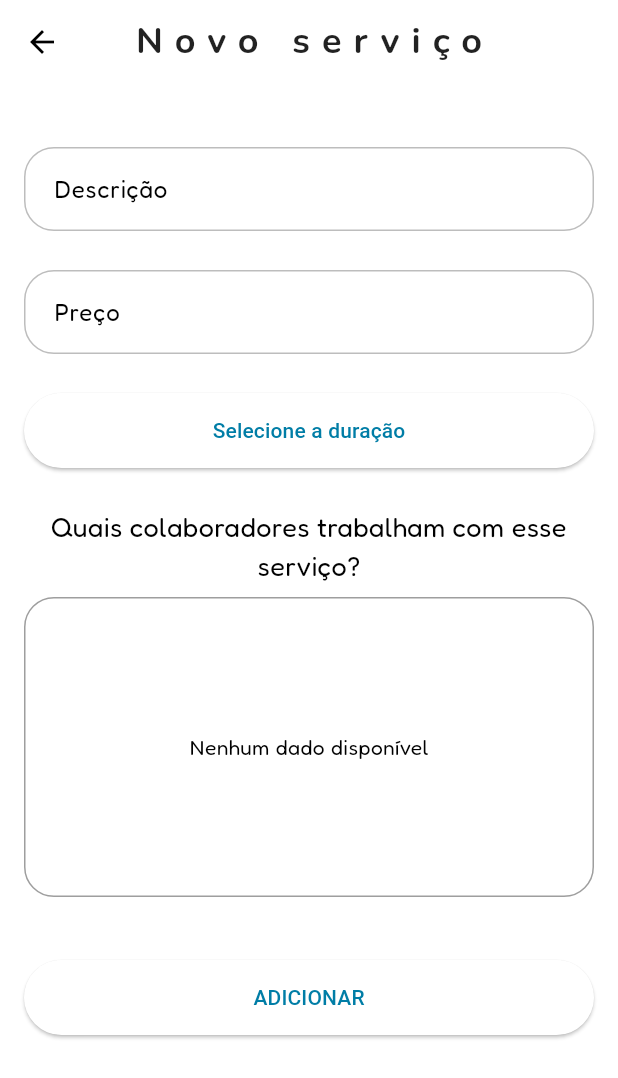
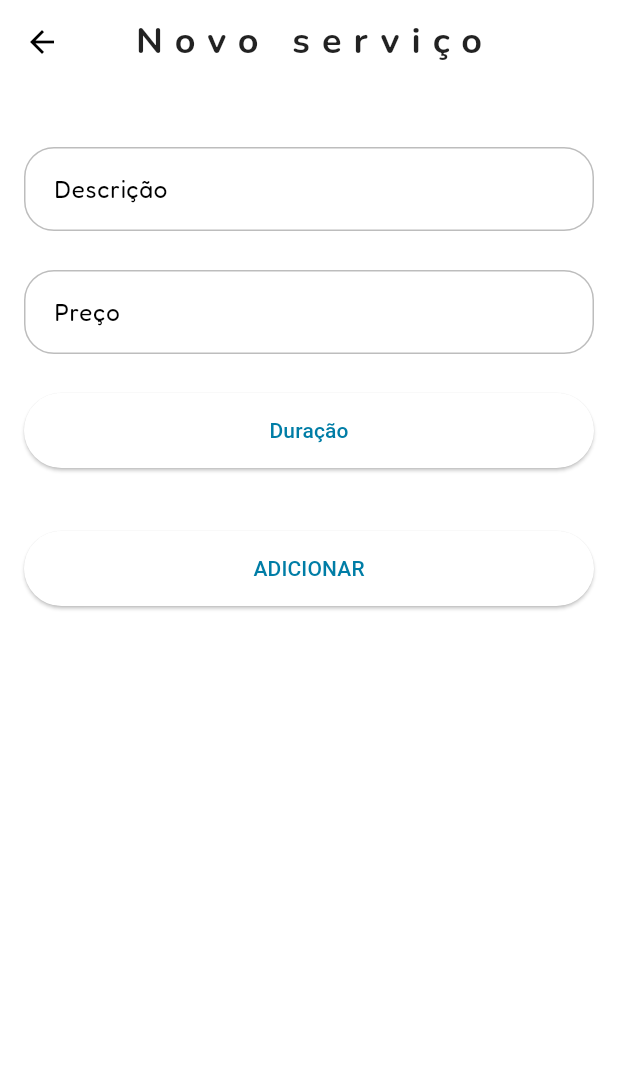
Before and after one commit to devgomes10/fullserva, a Flutter app: the screen it shows after launch, item 2 of the bottom bar chosen, after a tap on the "add" icon, on a phone screen of 412 x 824 dp. Shown: the top 1078 px of the screen. Run offline on Flutter 3.47's test engine with Material 3 defaults, Android fonts, the phone set to English and light mode, and no system bars; our stand-ins replace cloud_firestore, firebase_auth, firebase_core, google_fonts, mask_text_input_formatter, shared_preferences and 1 more; missing offline and left inert: time_range_picker; accounts and stored records are empty; generated files the repository leaves out were written again.

Commit message:
atribuição dos serviços apenas para os colaboradores e fechando streams

```diff
--- a/lib/data/repositories/coworker_repository.dart
+++ b/lib/data/repositories/coworker_repository.dart
@@ -23,6 +23,8 @@
       (snapshot) {
         return snapshot.docs.map(
           (doc) {
+            List<String> offeringIds =
+                List<String>.from(doc["offeringIds"] ?? []);
             return Coworker(
               id: doc["id"],
               name: doc["name"],
@@ -30,6 +32,7 @@
               password: doc["password"],
               phone: doc["phone"],
               role: doc["role"],
+              offeringIds: offeringIds,
             );
           },
         ).toList();
--- a/lib/data/repositories/offering_repository.dart
+++ b/lib/data/repositories/offering_repository.dart
@@ -26,14 +26,11 @@
       (snapshot) {
         return snapshot.docs.map(
           (doc) {
-            List<String> coworkerIds =
-                List<String>.from(doc["coworkerIds"] ?? []);
             return Offering(
-              id: doc.id,
+              id: doc["id"],
               name: doc["name"],
               duration: doc["duration"],
               price: doc["price"],
-              coworkerIds: coworkerIds,
             );
           },
         ).toList();
--- a/lib/domain/entities/offering.dart
+++ b/lib/domain/entities/offering.dart
@@ -3,32 +3,26 @@
   String name;
   int duration;
   double price;
-  List<String> coworkerIds;
 
   Offering({
     required this.id,
     required this.name,
     required this.duration,
     required this.price,
-    required this.coworkerIds,
   });
 
-  // Converting a map to an instance
   Offering.fromMap(Map<String, dynamic> map)
       : id = map["id"],
         name = map["name"],
         duration = map["duration"],
-        price = map["price"],
-        coworkerIds = map["coworkerIds"];
+        price = map["price"];
 
-  // Convert an instance to a map
   Map<String, dynamic> toMap() {
     return {
       "id": id,
       "name": name,
       "duration": duration,
       "price": price,
-      "coworkerIds": coworkerIds,
     };
   }
 }
--- a/lib/utils/consts/unique_id.dart
+++ /dev/null
@@ -1,3 +0,0 @@
-import 'package:uuid/uuid.dart';
-
-String uniqueId = const Uuid().v4();
--- a/lib/views/appointments/appointment_view.dart
+++ b/lib/views/appointments/appointment_view.dart
@@ -1,8 +1,8 @@
+import 'dart:async';
 import 'package:cloud_firestore/cloud_firestore.dart';
 import 'package:flutter/material.dart';
 import 'package:fullserva/controllers/appointment_controller.dart';
 import 'package:fullserva/domain/entities/coworker.dart';
-import 'package:fullserva/utils/themes/theme_colors.dart';
 import 'package:fullserva/views/appointments/appointment_form_view.dart';
 import 'package:fullserva/views/components/modal_coworkers.dart';
 import 'package:intl/intl.dart';
@@ -24,20 +24,28 @@
   CalendarFormat calendarFormat = CalendarFormat.month;
   String locale = 'pt-BR';
   Coworker? _coworker;
+  late StreamSubscription<List<Appointment>> _subscription;
 
   String capitalizeFirstLetter(String text) {
-    if (text == null || text.isEmpty) {
-      return text; // Retorna o texto original se for nulo ou vazio
+    if (text.isEmpty) {
+      return text;
     }
     return text[0].toUpperCase() + text.substring(1).toLowerCase();
   }
 
   @override
   void initState() {
-    super.initState();
+    _subscription = _appointmentController.getAppointments().listen((_) {});
     firstDay = DateTime.now().add(const Duration(days: -365));
     lastDay = DateTime.now().add(const Duration(days: 365));
     today = DateTime.now();
+    super.initState();
+  }
+
+  @override
+  void dispose() {
+    _subscription.cancel();
+    super.dispose();
   }
 
   @override
@@ -86,7 +94,8 @@
                 },
               ),
               daysOfWeekStyle: DaysOfWeekStyle(
-                dowTextFormatter: (day, locale) => DateFormat.E(locale).format(day)[0].toUpperCase(),
+                dowTextFormatter: (day, locale) =>
+                    DateFormat.E(locale).format(day)[0].toUpperCase(),
               ),
               calendarStyle: const CalendarStyle(
                 rangeHighlightColor: Colors.yellow,
@@ -167,9 +176,7 @@
                           if (snapshot.hasError) {
                             return const Text('Erro ao carregar o serviço');
                           }
-
                           final serviceName = snapshot.data?['name'];
-
                           return ListTile(
                             onTap: () {
                               showDialog(
@@ -184,7 +191,7 @@
                                       onPressed: () {
                                         Navigator.pop(context);
                                       },
-                                      child: Text("Legal"),
+                                      child: const Text("Legal"),
                                     ),
                                     TextButton(
                                       onPressed: () {
@@ -192,7 +199,7 @@
                                             .removeAppointment(appointment.id);
                                         Navigator.pop(context);
                                       },
-                                      child: Text("Desmarcar"),
+                                      child: const Text("Desmarcar"),
                                     )
                                   ],
                                 ),
--- a/lib/views/offerings/offering_form_view.dart
+++ b/lib/views/offerings/offering_form_view.dart
@@ -1,9 +1,7 @@
 import 'package:flutter/material.dart';
-import 'package:fullserva/controllers/coworker_controller.dart';
 import 'package:fullserva/controllers/offering_controller.dart';
-import 'package:fullserva/domain/entities/coworker.dart';
 import 'package:fullserva/domain/entities/offering.dart';
-import 'package:fullserva/utils/consts/unique_id.dart';
+import 'package:uuid/uuid.dart';
 
 class OfferingFormView extends StatefulWidget {
   final Offering? model;
@@ -16,20 +14,21 @@
 
 class _OfferingFormViewState extends State<OfferingFormView> {
   final _formKey = GlobalKey<FormState>();
-  int? _currentSliderValue;
+  int? _duration;
+  final String _uniqueId = const Uuid().v4();
 
-  final CoworkerController _coworkerController = CoworkerController();
   final OfferingController _offeringController = OfferingController();
 
   final _nameController = TextEditingController();
   final _priceController = TextEditingController();
-  List<String> _coworkersIds = [];
 
-  // list of ints with 288 total elements that are multiples of 5, starting from 5 and going up to 1440
+  // list of ints with 288 total elements that are multiples of 5,
+  // starting from 5 and going up to 1440
   final List<int> _durationOptions =
       List.generate(24 * 12, (index) => (index + 1) * 5);
 
-  // takes an int value and return a formatted string representing that value in hours and minutes.
+  // takes an int value and return a formatted string
+  // representing that value in hours and minutes.
   String formatDuration(int minutes) {
     int hours = minutes ~/ 60;
     int remainingMinutes = minutes % 60;
@@ -45,14 +44,13 @@
 
   @override
   void initState() {
-    super.initState();
     // showing object parameters when editing
     if (widget.model != null) {
       _nameController.text = widget.model!.name;
       _priceController.text = widget.model!.price.toString();
-      _currentSliderValue = widget.model!.duration;
-      _coworkersIds = widget.model!.coworkerIds;
+      _duration = widget.model!.duration;
     }
+    super.initState();
   }
 
   @override
@@ -122,86 +120,15 @@
                       fixedSize: Size(MediaQuery.of(context).size.width, 50),
                     ),
                     child: Text(
-                      _currentSliderValue != null
-                          ? formatDuration(_currentSliderValue!)
-                          : "Selecione a duração",
-                    ),
-                  ),
-                  const SizedBox(height: 26),
-                  const Text(
-                    "Quais colaboradores trabalham com esse serviço?",
-                    style: TextStyle(
-                      fontSize: 18,
-                    ),
-                    textAlign: TextAlign.center,
-                  ),
-                  const SizedBox(height: 8),
-                  Container(
-                    width: MediaQuery.of(context).size.width,
-                    height: 200,
-                    decoration: BoxDecoration(
-                      borderRadius: BorderRadius.circular(20),
-                      border: Border.all(
-                        width: 1,
-                        color: Colors.grey,
-                      ),
-                    ),
-                    child: StreamBuilder<List<Coworker>>(
-                      stream: _coworkerController.getCoworker(),
-                      builder: (context, snapshot) {
-                        if (snapshot.connectionState ==
-                            ConnectionState.waiting) {
-                          return const Center(
-                              child: CircularProgressIndicator());
-                        }
-                        if (snapshot.hasError) {
-                          return const Center(
-                            // Adicionar uma imagem
-                            child: Text('Erro ao carregar os dados'),
-                          );
-                        }
-                        final coworkers = snapshot.data;
-                        if (coworkers == null || coworkers.isEmpty) {
-                          // Adicionar uma imagem
-                          return const Center(
-                            child: Text('Nenhum dado disponível'),
-                          );
-                        }
-                        return ListView.builder(
-                          itemCount: coworkers.length,
-                          itemBuilder: (context, index) {
-                            final coworker = coworkers[index];
-                            final isSelected =
-                                _coworkersIds.contains(coworker.id);
-                            final isSelectedNotifier =
-                                ValueNotifier<bool>(isSelected);
-
-                            return ValueListenableBuilder<bool>(
-                              valueListenable: isSelectedNotifier,
-                              builder: (context, value, child) {
-                                return CheckboxListTile(
-                                  title: Text(coworker.name),
-                                  value: value,
-                                  onChanged: (bool? newValue) {
-                                    isSelectedNotifier.value = newValue!;
-                                    if (newValue) {
-                                      _coworkersIds.add(coworker.id);
-                                    } else {
-                                      _coworkersIds.remove(coworker.id);
-                                    }
-                                  },
-                                );
-                              },
-                            );
-                          },
-                        );
-                      },
+                      _duration != null
+                          ? formatDuration(_duration!)
+                          : "Duração",
                     ),
                   ),
                   const SizedBox(height: 42),
                   ElevatedButton(
                     onPressed: () async {
-                      if (_currentSliderValue == null) {
+                      if (_duration == null) {
                         ScaffoldMessenger.of(context).showSnackBar(
                           const SnackBar(
                             content: Text(
@@ -211,12 +138,12 @@
                         );
                       } else {
                         if (_formKey.currentState!.validate()) {
+
                           Offering offering = Offering(
-                            id: uniqueId,
+                            id: offeringModel?.id ?? _uniqueId,
                             name: _nameController.text,
-                            duration: _currentSliderValue!.toInt(),
+                            duration: _duration!.toInt(),
                             price: double.parse(_priceController.text),
-                            coworkerIds: _coworkersIds,
                           );
 
                           if (offeringModel != null) {
@@ -278,7 +205,7 @@
                       ),
                       onTap: () {
                         setState(() {
-                          _currentSliderValue = duration;
+                          _duration = duration;
                         });
                         Navigator.pop(context);
                       },
--- a/lib/views/offerings/offering_view.dart
+++ b/lib/views/offerings/offering_view.dart
@@ -1,3 +1,5 @@
+import 'dart:async';
+
 import 'package:flutter/material.dart';
 import 'package:fullserva/controllers/offering_controller.dart';
 import 'package:fullserva/views/offerings/offering_form_view.dart';
@@ -14,6 +16,7 @@
 class _OfferingViewState extends State<OfferingView> {
   final NumberFormat real = NumberFormat.currency(locale: 'pt_BR', name: 'R\$');
   OfferingController serviceController = OfferingController();
+  late StreamSubscription<List<Offering>> _subscription;
 
   String _formatDuration(int duration) {
     int hours = duration ~/ 60;
@@ -26,6 +29,18 @@
     } else {
       return '$minutes min';
     }
+  }
+
+  @override
+  void initState() {
+    super.initState();
+    _subscription = serviceController.getOfferings().listen((_) {});
+  }
+
+  @override
+  void dispose() {
+    _subscription.cancel();
+    super.dispose();
   }
 
   @override
```
Also changed, not shown: lib/domain/entities/coworker.dart (+5 -3 lines), lib/views/appointments/appointment_form_view.dart (+8 -7 lines), lib/views/coworkers/coworker_form_view.dart (+40 -27 lines), lib/views/coworkers/coworker_view.dart (+15 -0 lines), lib/views/more/opening_hours/opening_hours_view.dart (+15 -0 lines).
